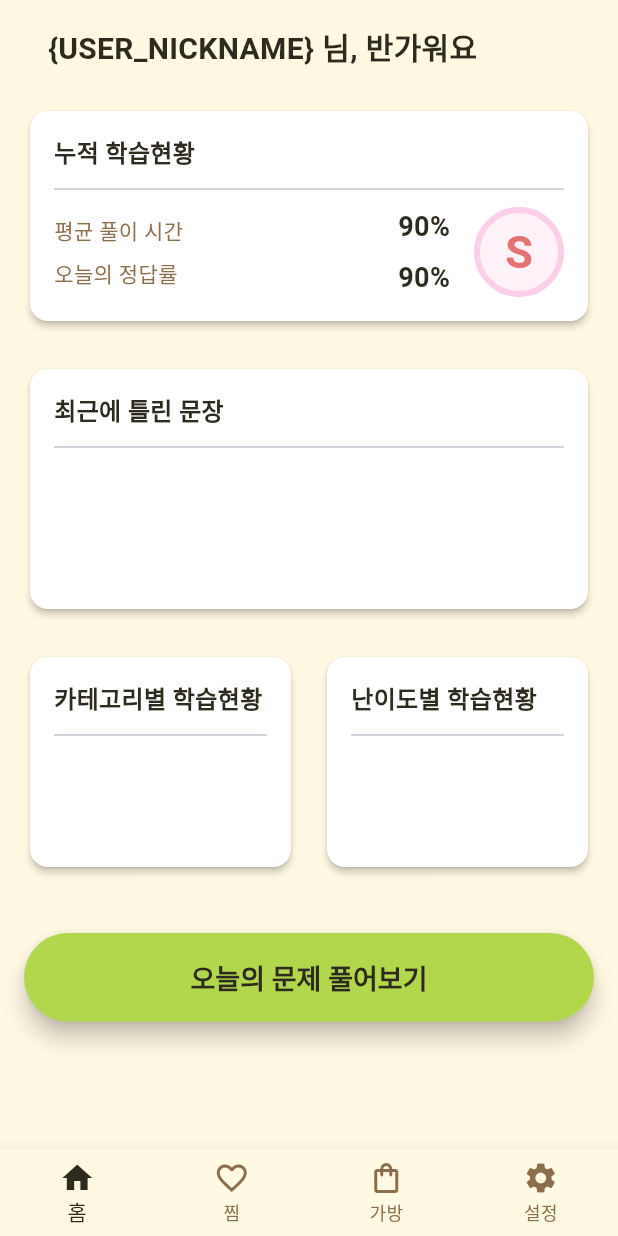
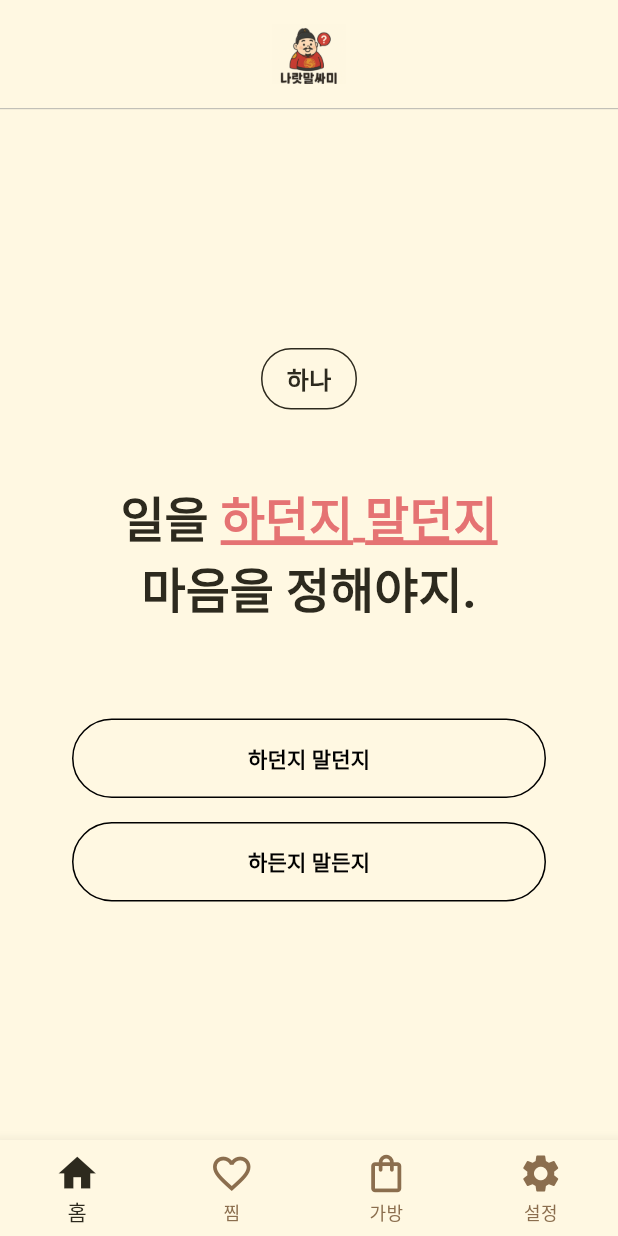
Before and after one commit to Sjaize/narat_app, a Flutter app: the MainPage screen opened directly, after a tap on "오늘의 문제 풀어보기", on a phone screen of 412 x 824 dp. Run offline on Flutter 3.47's test engine with Material 3 defaults, Android fonts, the light colour scheme and no system bars; our stand-ins replace flutter_svg; Roboto replaces fonts that are missing (GmarketSansTTF).

Commit message:
question correct implement

```diff
--- a/my_flutter_app/lib/main_page.dart
+++ b/my_flutter_app/lib/main_page.dart
@@ -1,4 +1,5 @@
 import 'package:flutter/material.dart';
+import 'problem_page.dart'; // 문제 페이지 임포트
 
 class MainPage extends StatelessWidget {
   const MainPage({super.key});
@@ -7,14 +8,53 @@ class MainPage extends StatelessWidget {
   Widget build(BuildContext context) {
     return Scaffold(
       backgroundColor: const Color(0xFFFFF8E2), // 온보딩/로그인 페이지와 동일한 배경색 사용
-      body: SafeArea(
+      body: Column(
+        children: <Widget>[
+          // 고정된 상단 헤더 영역 (이미지, 구분선, 배경, 그림자)
+          Container(
+            decoration: BoxDecoration(
+              color: const Color(0xFFFFF8E2), // 배경색 유지
+              boxShadow: [
+                BoxShadow(
+                  color: Colors.grey.withOpacity(0.5), // 그림자 색상 및 투명도
+                  spreadRadius: 1, // 그림자 확산 반경
+                  blurRadius: 5, // 그림자 흐림 반경
+                  offset: const Offset(0, 3), // 그림자 위치 (수직 방향으로 아래쪽)
+                ),
+              ],
+            ),
+            child: SafeArea( // 헤더 콘텐츠에만 SafeArea 적용하여 상태 표시줄 아래 배치
+              bottom: false, // 하단 시스템 바 영역은 피하지 않음
+              child: Padding(
+                padding: const EdgeInsets.symmetric(vertical: 16.0), // 원래 수직 패딩 유지
+                child: Column(
+                  crossAxisAlignment: CrossAxisAlignment.start,
+                  children: [
+                    // 상단 이미지 (onboarding.png)
+                    Center(
+                      child: Image.asset(
+                        'assets/images/onboarding.png', // 이미지 파일 경로
+                        height: 40.0, // 이미지 높이 유지
+                      ),
+                    ),
+                    const SizedBox(height: 16.0), // 이미지와 구분선 사이 간격 유지
+                    const Divider(height: 1.0, thickness: 0.5, color: Colors.grey), // 상단 얇은 구분선 유지
+                  ],
+                ),
+              ),
+            ),
+          ),
+
+          // 스크롤 가능한 본문 영역
+          Expanded(
+            child: SafeArea(
+              bottom: false, // 하단 시스템 바 영역까지 콘텐츠 확장
               child: SingleChildScrollView(
-          child: Padding(
-            padding: const EdgeInsets.symmetric(horizontal: 16.0, vertical: 16.0), // 적절한 패딩 추가
+                padding: const EdgeInsets.symmetric(horizontal: 24.0, vertical: 16.0), // 좌우 및 상하 여백 적용
                 child: Column(
                   crossAxisAlignment: CrossAxisAlignment.start,
                   children: <Widget>[
-                // 상단 사용자 정보 섹션
+                    // 사용자 정보 섹션
                     Row(
                       children: [
                         // TODO: 사용자 아이콘 이미지 추가
@@ -30,7 +70,7 @@ class MainPage extends StatelessWidget {
                             Text(
                               '{USER_NICKNAME} 님, 반가워요',
                               style: TextStyle(
-                            fontSize: 20,
+                                fontSize: 20, // 원래 크기 유지
                                 fontWeight: FontWeight.bold,
                                 color: Color(0xFF2D2A1E),
                               ),
@@ -39,6 +79,7 @@ class MainPage extends StatelessWidget {
                         ),
                       ],
                     ),
+
                     const SizedBox(height: 24.0), // 사용자 정보와 다음 섹션 간 간격
 
                     // 누적 학습 현황 카드
@@ -240,16 +281,22 @@ class MainPage extends StatelessWidget {
                       ],
                     ),
 
-                const SizedBox(height: 40.0), // 학습 현황 카드와 버튼 간 간격
+                    const SizedBox(height: 20.0), // 학습 현황 카드와 버튼 간 간격 줄임
 
                     // 오늘의 문제 풀어보기 버튼
                     ElevatedButton(
                       onPressed: () {
-                    // TODO: 오늘의 문제 풀어보기 기능 구현
+                        // 문제 페이지로 이동
+                        Navigator.push(
+                          context,
+                          MaterialPageRoute(
+                            builder: (context) => const ProblemPage(),
+                          ),
+                        );
                       },
                       style: ElevatedButton.styleFrom(
-                      backgroundColor: const Color(0xFFB2D74D), // 이미지 기반 배경색 (연두색)
-                      foregroundColor: const Color(0xFF2D2A1E), // 글자색 (어두운 갈색)
+                           backgroundColor: const Color(0xFF2D2A1E), // 갈색 배경색으로 변경
+                           foregroundColor: Colors.white, // 글자색 흰색으로 변경
                            padding: const EdgeInsets.symmetric(vertical: 16.0), // 이미지 기반 패딩
                            shape: RoundedRectangleBorder(
                              borderRadius: BorderRadius.circular(48.0), // 이미지 기반 둥근 모서리
@@ -270,6 +317,8 @@ class MainPage extends StatelessWidget {
                 ),
               ),
             ),
+          ),
+        ],
       ),
       bottomNavigationBar: BottomNavigationBar(
         items: const <BottomNavigationBarItem>[
@@ -292,8 +341,9 @@ class MainPage extends StatelessWidget {
         ],
         currentIndex: 0, // TODO: 현재 선택된 탭 인덱스 관리
         selectedItemColor: const Color(0xFF2D2A1E), // 선택된 아이템 색상 (이미지 기반)
-        unselectedItemColor: const Color(0xFF8B6E4C), // 선택되지 않은 아이템 색상 (이미지 기반)
+        unselectedItemColor: const Color(0xFF8B6E4E), // 선택되지 않은 아이템 색상 (이미지 기반)
         backgroundColor: const Color(0xFFFFF8E2), // 네비게이션 바 배경색 (이미지 기반)
+        iconSize: 30.0, // 아이콘 크기 늘리기
         onTap: (index) {
           // TODO: 탭 전환 로직 구현
         },
--- /dev/null
+++ b/my_flutter_app/lib/problem_page.dart
@@ -0,0 +1,302 @@
+import 'package:flutter/material.dart';
+import 'dart:ui';
+import 'result_page.dart'; // 결과 페이지 임포트
+
+class ProblemPage extends StatefulWidget {
+  const ProblemPage({super.key});
+
+  @override
+  _ProblemPageState createState() => _ProblemPageState();
+}
+
+class _ProblemPageState extends State<ProblemPage> {
+  // TODO: 정답 오버레이 표시 여부를 관리하는 상태 변수 추가
+  bool _showAnswerOverlay = false;
+
+  @override
+  Widget build(BuildContext context) {
+    return Scaffold(
+      backgroundColor: const Color(0xFFFFF8E2), // 배경색
+      bottomNavigationBar: BottomNavigationBar(
+        items: const <BottomNavigationBarItem>[
+          BottomNavigationBarItem(
+            icon: Icon(Icons.home), // 홈 아이콘
+            label: '홈',
+          ),
+          BottomNavigationBarItem(
+            icon: Icon(Icons.favorite_border), // 하트 아이콘 (Outline 버전 사용)
+            label: '찜',
+          ),
+          BottomNavigationBarItem(
+            icon: Icon(Icons.shopping_bag_outlined), // 가방 아이콘 (Outline 버전 사용)
+            label: '가방',
+          ),
+          BottomNavigationBarItem(
+            icon: Icon(Icons.settings), // 설정 아이콘
+            label: '설정',
+          ),
+        ],
+        currentIndex: 0, // TODO: 현재 선택된 탭 인덱스 관리
+        selectedItemColor: const Color(0xFF2D2A1E), // 선택된 아이템 색상 (이미지 기반)
+        unselectedItemColor: const Color(0xFF8B6E4E), // 선택되지 않은 아이템 색상 (이미지 기반)
+        backgroundColor: const Color(0xFFFFF8E2), // 네비게이션 바 배경색 (이미지 기반)
+        iconSize: 30.0, // 아이콘 크기 유지
+        onTap: (index) {
+          // TODO: 탭 전환 로직 구현
+        },
+        type: BottomNavigationBarType.fixed, // 탭이 4개 이상일 때 고정
+      ),
+      body: Stack(
+        children: [
+          // 기존 페이지 콘텐츠
+          Column(
+            crossAxisAlignment: CrossAxisAlignment.center,
+            children: [
+              // 상단 로고 헤더
+              Container(
+                padding: const EdgeInsets.symmetric(vertical: 16.0), // 기존 헤더 패딩 유지
+                child: Center(
+                  child: Image.asset(
+                    'assets/images/onboarding.png', // 로고 이미지 경로
+                    height: 40.0, // 이미지 높이 유지
+                  ),
+                ),
+              ),
+              const Divider(height: 1.0, thickness: 0.5, color: Colors.grey), // 헤더 하단 구분선
+
+              Expanded(
+                child: Center(
+                  child: Padding(
+                    padding: const EdgeInsets.symmetric(horizontal: 48.0, vertical: 24.0), // 좌우 및 상하 여백
+                    child: Column(
+                      mainAxisAlignment: MainAxisAlignment.center, // Center가 이미 처리하지만 명시
+                      crossAxisAlignment: CrossAxisAlignment.center,
+                      children: <Widget>[
+                        // 문제 번호
+                        Container(
+                          padding: const EdgeInsets.symmetric(horizontal: 16.0, vertical: 8.0),
+                          decoration: BoxDecoration(
+                            border: Border.all(color: const Color(0xFF2D2A1E)), // 갈색 테두리
+                            borderRadius: BorderRadius.circular(20.0), // 둥근 모서리
+                          ),
+                          child: const Text(
+                            '하나',
+                            style: TextStyle(
+                              fontSize: 16,
+                              fontWeight: FontWeight.bold,
+                              color: const Color(0xFF2D2A1E), // 갈색 텍스트
+                            ),
+                          ),
+                        ),
+                        const SizedBox(height: 48.0), // 문제 번호와 텍스트 사이 간격
+
+                        // 문제 텍스트
+                        RichText(
+                          textAlign: TextAlign.center,
+                          text: TextSpan(
+                            // 기본 스타일은 Text 위젯의 스타일과 동일하게 적용
+                            style: const TextStyle(
+                              fontSize: 32, // 이미지 기반 글자 크기
+                              fontWeight: FontWeight.bold,
+                              color: Color(0xFF2D2A1E), // 메인 텍스트 색상
+                            ),
+                            children: <TextSpan>[
+                              const TextSpan(text: '일을 '),
+                              TextSpan(
+                                text: '하던지 말던지',
+                                style: TextStyle(
+                                  backgroundColor: null, // 배경색 하이라이트 제거
+                                  color: const Color(0xFFE57373), // 0xFFE57373 색상으로 글자색 변경
+                                  decoration: TextDecoration.underline, // 밑줄 추가
+                                  decorationColor: const Color(0xFFE57373), // 밑줄 색상 (글자 색상과 동일하게)
+                                  decorationThickness: 2.0, // 밑줄 두께 조정
+                                ),
+                              ),
+                              const TextSpan(text: '\n마음을 정해야지.'),
+                            ],
+                          ),
+                        ),
+                        const SizedBox(height: 64.0), // 문제 텍스트와 버튼 사이 간격
+
+                        // 선택 버튼 1
+                        ElevatedButton(
+                          onPressed: () {
+                            // TODO: 첫 번째 버튼 액션
+                          },
+                          style: ElevatedButton.styleFrom(
+                            backgroundColor: const Color(0xFFFFF8E2), // a97700 색상 배경
+                            foregroundColor: Colors.black, // 글자색 검은색으로 변경
+                            padding: const EdgeInsets.symmetric(horizontal: 48.0, vertical: 16.0), // 패딩
+                            shape: RoundedRectangleBorder(
+                              side: const BorderSide(color: Colors.black, width: 1.0), // 검은색 윤곽선 추가
+                              borderRadius: BorderRadius.circular(30.0), // 둥근 모서리
+                            ),
+                            elevation: 0, // 그림자 효과 제거
+                            minimumSize: const Size(double.infinity, 50), // 너비를 double.infinity로 설정
+                          ),
+                          child: const Text(
+                            '하던지 말던지',
+                            style: TextStyle(fontWeight: FontWeight.bold),
+                          ),
+                        ),
+                        const SizedBox(height: 16.0), // 버튼 사이 간격
+
+                        // 선택 버튼 2 (정답)
+                        ElevatedButton(
+                          onPressed: () {
+                            // TODO: 이 버튼이 정답을 선택했을 때의 액션
+                            setState(() {
+                              _showAnswerOverlay = true;
+                            });
+                          },
+                          style: ElevatedButton.styleFrom(
+                            backgroundColor: const Color(0xFFFFF8E2), // a97700 색상 배경
+                            foregroundColor: Colors.black, // 글자색 검은색으로 변경
+                            padding: const EdgeInsets.symmetric(horizontal: 48.0, vertical: 16.0), // 패딩
+                            shape: RoundedRectangleBorder(
+                              side: const BorderSide(color: Colors.black, width: 1.0), // 검은색 윤곽선 추가
+                              borderRadius: BorderRadius.circular(30.0), // 둥근 모서리
+                            ),
+                            elevation: 0, // 그림자 효과 제거
+                            minimumSize: const Size(double.infinity, 50), // 너비를 double.infinity로 설정
+                          ),
+                          child: const Text(
+                            '하든지 말든지',
+                            style: TextStyle(
+                              fontWeight: FontWeight.bold, // 텍스트 볼드체
+                            ),
+                          ),
+                        ),
+
+                        // TODO: 문제 넘어가기, 정답/오답 표시 등의 추가 UI 요소
+
+                      ],
+                    ),
+                  ),
+                ),
+              ),
+            ],
+          ),
+          // TODO: 오버레이 조건부 표시
+          if (_showAnswerOverlay) _buildAnswerOverlay(context),
+        ],
+      ),
+    );
+  }
+
+  Widget _buildAnswerOverlay(BuildContext context) {
+    return Stack(
+      children: [
+        // 배경 블러 처리
+        Positioned.fill(
+          child: BackdropFilter(
+            filter: ImageFilter.blur(
+              sigmaX: 5.0,
+              sigmaY: 5.0,
+            ),
+            child: Container(
+              color: Colors.black.withOpacity(0.1), // 블러 외 추가적인 어두운 효과
+            ),
+          ),
+        ),
+
+        // 정답 오버레이 콘텐츠
+        Align(
+          alignment: Alignment(0.0, 0.2), // 세로 방향으로 0.2만큼 이동 (아래로)
+          child: Padding(
+            padding: const EdgeInsets.symmetric(horizontal: 42.0), // 이전 상태로 되돌림
+            child: AspectRatio(
+              aspectRatio: 0.65, // 이전 상태로 되돌림
+              child: Container(
+                padding: const EdgeInsets.all(24.0), // 내부 패딩 (상하좌우 24.0 유지)
+                decoration: BoxDecoration(
+                  color: Colors.white, // 오버레이 배경색
+                  borderRadius: BorderRadius.circular(20.0), // 둥근 모서리
+                ),
+                child: Column(
+                  mainAxisSize: MainAxisSize.min, // 콘텐츠 크기만큼만 높이 차지 (세로 길이 최소화)
+                  mainAxisAlignment: MainAxisAlignment.center, // 세로 중앙 정렬
+                  crossAxisAlignment: CrossAxisAlignment.center,
+                  children: <Widget>[
+                    // 정답 이미지 (right.png)
+                    Image.asset(
+                      'assets/images/right.png', // 정답 이미지 경로
+                      height: 120.0, // 이미지 높이 추가 조정
+                    ),
+                    const SizedBox(height: 8.0), // 이미지와 텍스트 사이 간격 추가 조정
+
+                    // 정답 텍스트 (이미지에서 OCR된 텍스트 사용)
+                    const Text(
+                      '정답입니다', // 이미지 참고
+                      style: TextStyle(
+                        fontSize: 28, // 글자 크기 추가 조정
+                        fontWeight: FontWeight.bold,
+                        color: Color(0xFFE57373), // 이미지 참고 (연한 빨강)
+                      ),
+                    ),
+                    const SizedBox(height: 8.0), // 정답 텍스트와 문제 텍스트 사이 간격 추가 조정
+
+                    // 문제 텍스트 및 해설 (이미지 참고)
+                    RichText(
+                      textAlign: TextAlign.center,
+                      text: TextSpan(
+                        style: const TextStyle(
+                          fontSize: 24, // 문제 텍스트 크기 추가 조정
+                          fontWeight: FontWeight.bold,
+                          color: Colors.black, // 기본 텍스트 색상
+                        ),
+                        children: <TextSpan>[
+                          const TextSpan(text: '일을 '),
+                          TextSpan(
+                            text: '하든지 말든지', // 이미지 참고
+                            style: TextStyle(
+                              color: const Color(0xFF2D2A1E), // 0xFF2D2A1E 색상 적용
+                              decoration: TextDecoration.none, // 밑줄 제거
+                            ),
+                          ),
+                          const TextSpan(text: '\n마음을 정해야지.'), // 이미지 참고
+                          const TextSpan(text: '\n\n'), // 문제와 해설 사이 간격
+                          const TextSpan(
+                            text: "‘-던’은 과거에 일어난 일을 회상하여\n말할 때 쓰는 어미입니다.\n따라서 하던지 말던지는 문법적으로\n맞지 않습니다.", // 이미지 참고
+                            style: TextStyle(
+                              fontSize: 16, // 해설 텍스트 크기 추가 조정
+                              fontWeight: FontWeight.normal,
+                              color: Colors.grey, // 이미지 참고
+                            ),
+                          ),
+                        ],
+                      ),
+                    ),
+                    const SizedBox(height: 28.0), // 해설과 버튼 사이 간격 추가 조정
+
+                    // 다음 문제로 버튼
+                    ElevatedButton(
+                      onPressed: () {
+                        Navigator.push(
+                          context,
+                          MaterialPageRoute(builder: (context) => const ResultPage()),
+                        ); // TODO: 다음 문제 로직에 따라 pushReplacement 또는 다른 네비게이션 방식 고려
+                      },
+                      style: ElevatedButton.styleFrom(
+                        backgroundColor: const Color(0xFFA97700), // 이미지 참고 (약간 어두운 황토색)
+                        foregroundColor: Colors.white, // 글자색 흰색
+                        padding: const EdgeInsets.symmetric(horizontal: 48.0, vertical: 16.0), // 패딩
+                        shape: RoundedRectangleBorder(
+                          borderRadius: BorderRadius.circular(30.0), // 둥근 모서리
+                        ),
+                      ),
+                      child: const Text(
+                        '다음 문제로', // 이미지 참고
+                        style: TextStyle(fontWeight: FontWeight.bold), // 볼드체
+                      ),
+                    ),
+                  ],
+                ),
+              ),
+            ),
+          ),
+        ),
+      ],
+    );
+  }
+}
```
Also changed, not shown: my_flutter_app/lib/result_page.dart (added, +267 -0 lines), pubspec.yaml (added, +8 -0 lines), my_flutter_app/assets/images/loading.png (added), my_flutter_app/assets/images/notfound.png (added), my_flutter_app/assets/images/quit.png (added), my_flutter_app/assets/images/right.png (added), my_flutter_app/assets/images/star.png (added), my_flutter_app/assets/images/underline.png (added), my_flutter_app/assets/images/wrong.png (added). Lines whose indentation alone changed are shown as unchanged.
